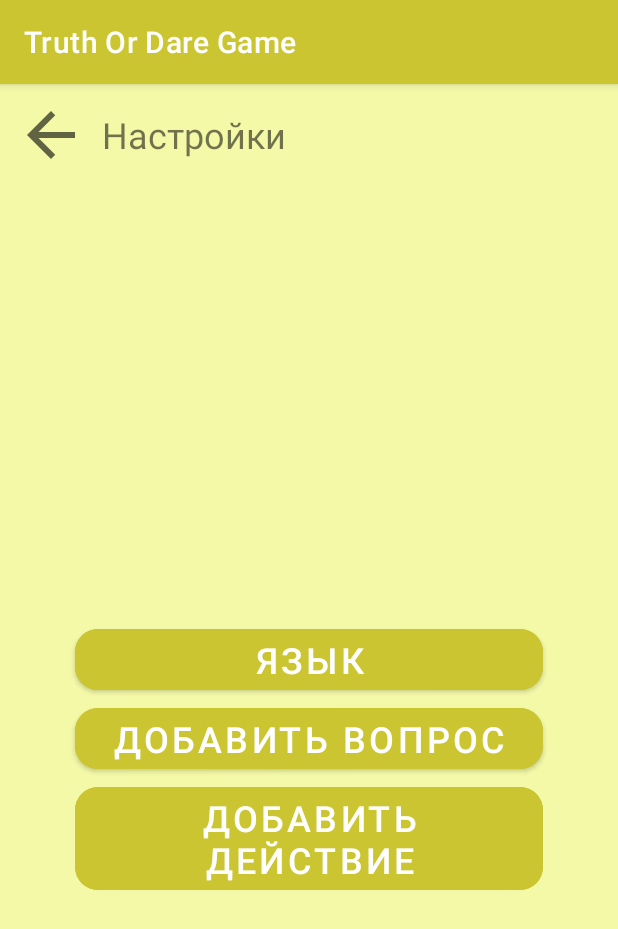
After one commit to Andrew-Garanin/TruthOrDareGame, an Android app: the SettingsActivity screen opened directly, with no data from a screen before it, on a phone screen of 412 x 824 dp. The commit adds this screen. Shown: the top 929 px of the screen. Run offline under Robolectric (Android 15) with nearby library versions, the phone set to English and light mode, and no system bars; our stand-ins replace data binding.

Commit message:
Added settings, addNewContent, rules activities.

```diff
--- /dev/null
+++ b/app/src/main/java/com/example/truthordaregame/SettingsActivity.kt
@@ -0,0 +1,11 @@
+package com.example.truthordaregame
+
+import androidx.appcompat.app.AppCompatActivity
+import android.os.Bundle
+
+class SettingsActivity : AppCompatActivity() {
+    override fun onCreate(savedInstanceState: Bundle?) {
+        super.onCreate(savedInstanceState)
+        setContentView(R.layout.activity_settings)
+    }
+}
--- /dev/null
+++ b/app/src/main/res/drawable/ic_baseline_arrow_back_24.xml
@@ -0,0 +1,11 @@
+<vector xmlns:android="http://schemas.android.com/apk/res/android"
+    android:width="24dp"
+    android:height="24dp"
+    android:viewportWidth="24"
+    android:viewportHeight="24"
+    android:tint="?attr/colorControlNormal"
+    android:autoMirrored="true">
+  <path
+      android:fillColor="@android:color/white"
+      android:pathData="M20,11H7.83l5.59,-5.59L12,4l-8,8 8,8 1.41,-1.41L7.83,13H20v-2z"/>
+</vector>
--- a/app/src/main/res/layout/activity_main.xml
+++ b/app/src/main/res/layout/activity_main.xml
@@ -3,14 +3,14 @@
     xmlns:app="http://schemas.android.com/apk/res-auto"
     xmlns:tools="http://schemas.android.com/tools">
 
-    <RelativeLayout android:id="@+id/RelativeLayout01"
+    <RelativeLayout android:id="@+id/MainActivityRelativeLayout"
         android:layout_width="fill_parent"
         android:layout_height="fill_parent"
         android:background="@color/color_primary">
 
 
         <ImageButton
-            android:id="@+id/imageButton"
+            android:id="@+id/buttonSettings"
             android:layout_width="wrap_content"
             android:layout_height="wrap_content"
             android:layout_alignParentRight="true"
--- /dev/null
+++ b/app/src/main/res/layout/activity_settings.xml
@@ -0,0 +1,63 @@
+<?xml version="1.0" encoding="utf-8"?>
+<layout xmlns:android="http://schemas.android.com/apk/res/android"
+    xmlns:app="http://schemas.android.com/apk/res-auto"
+    xmlns:tools="http://schemas.android.com/tools">
+
+    <RelativeLayout android:id="@+id/SettingsActivityRelativeLayout"
+        android:layout_width="fill_parent"
+        android:layout_height="fill_parent"
+        android:background="@color/color_primary">
+
+        <ImageButton
+            android:id="@+id/buttonSettingsBack"
+            android:layout_width="wrap_content"
+            android:layout_height="wrap_content"
+            android:layout_alignParentStart="true"
+            android:layout_marginStart="10dp"
+            android:layout_marginTop="10dp"
+            android:background="@null"
+            android:minWidth="48dp"
+            android:minHeight="48dp"
+            android:scaleType="fitCenter"
+            app:srcCompat="@drawable/ic_baseline_arrow_back_24"
+            tools:ignore="SpeakableTextPresentCheck" />
+
+        <TextView
+            android:id="@+id/textSettings"
+            android:layout_width="wrap_content"
+            android:layout_height="wrap_content"
+            android:layout_marginStart="10dp"
+            android:layout_marginTop="10dp"
+            android:gravity="center"
+            android:layout_toEndOf="@+id/buttonSettingsBack"
+            android:minWidth="48dp"
+            android:minHeight="48dp"
+            android:text="@string/settings_label"
+            android:textAlignment="center"
+            android:textSize="24sp" />
+
+        <Button
+            android:id="@+id/buttonLanguage"
+            style="@style/activity_main_buttons"
+            android:text="@string/language_button"
+            app:cornerRadius="15dp"
+            tools:ignore="RtlHardcoded" />
+
+        <Button
+            android:id="@+id/buttonAddQuestion"
+            style="@style/activity_main_buttons"
+            android:layout_below="@+id/buttonLanguage"
+            android:text="@string/add_question_button"
+            app:cornerRadius="15dp"
+            tools:ignore="RtlHardcoded" />
+
+        <Button
+            android:id="@+id/buttonAddAction"
+            style="@style/activity_main_buttons"
+            android:layout_below="@+id/buttonAddQuestion"
+            app:cornerRadius="15dp"
+            android:text="@string/add_action_button"
+            tools:ignore="RtlHardcoded" />
+
+    </RelativeLayout>
+</layout>
--- a/app/src/main/res/values/strings.xml
+++ b/app/src/main/res/values/strings.xml
@@ -2,4 +2,10 @@
     <string name="app_name">Truth Or Dare Game</string>
     <string name="start_button">Начать</string>
     <string name="rules_button">Правила</string>
+    <string name="add_question_button">Добавить вопрос</string>
+    <string name="add_action_button">Добавить действие</string>
+    <string name="settings_label">Настройки</string>
+    <string name="language_button">Язык</string>
+    <string name="rules_label">Правила игры</string>
+    <string name="rules_content">1. Выбирайте, говорить правду или совершать действие\n2. Отвечайте на вопрос честно или выполняйте задание\n3. После этого очередь переходит к другому игроку</string>
 </resources>
```
Also changed, not shown: app/src/main/AndroidManifest.xml (+9 -0 lines), app/src/main/java/com/example/truthordaregame/AddNewContentActivity.kt (added, +11 -0 lines), app/src/main/java/com/example/truthordaregame/RulesActivity.kt (added, +11 -0 lines), app/src/main/res/layout/activity_add_new_content.xml (added, +59 -0 lines), app/src/main/res/layout/activity_rules.xml (added, +51 -0 lines).
